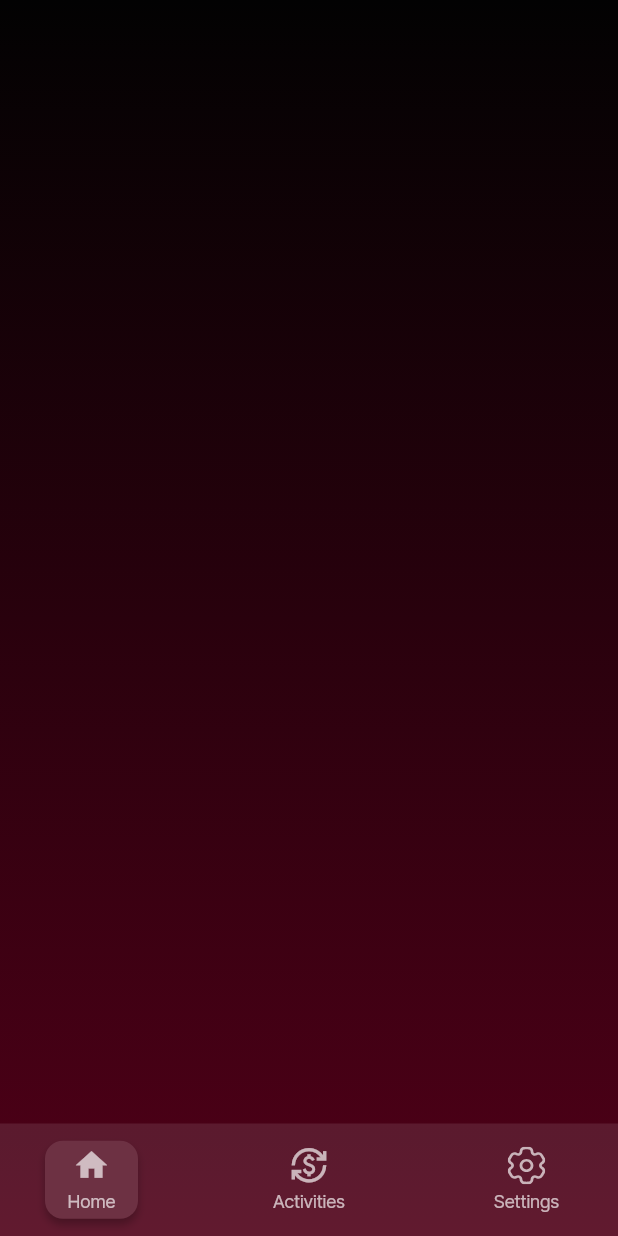
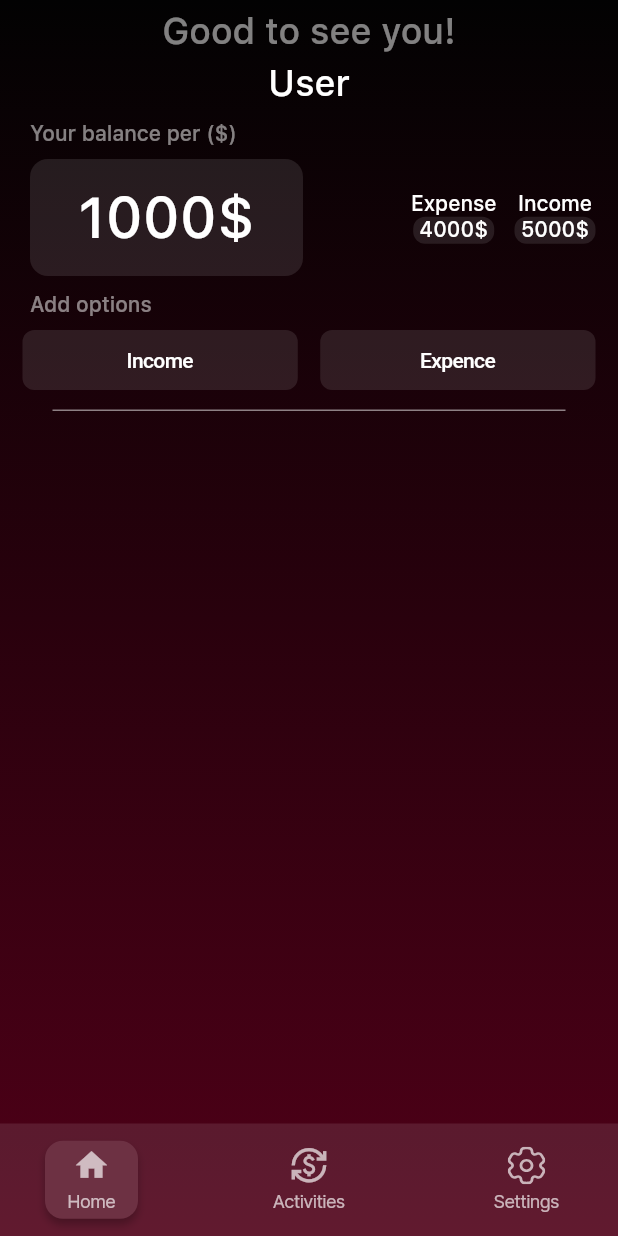
Before and after one commit to kent0505/project5, a Flutter app: the HomePage screen opened by its route, on a phone screen of 412 x 824 dp. Run offline on Flutter 3.47's test engine with Material 3 defaults, Android fonts, the phone set to English and light mode, and no system bars; our stand-ins replace flutter_bloc, flutter_svg, go_router, shared_preferences; accounts and stored records are empty.

Commit message:
half of home page

```diff
--- a/lib/core/utils.dart
+++ b/lib/core/utils.dart
@@ -5,6 +5,8 @@ import 'package:shared_preferences/shared_preferences.dart';
 bool onboarding = true;
 String userName = '';
 String userCurrency = '\$';
+int userExpence = 0;
+int userIncome = 0;
 
 Future<void> getData() async {
   final prefs = await SharedPreferences.getInstance();
@@ -12,10 +14,14 @@ Future<void> getData() async {
   onboarding = prefs.getBool('onboarding') ?? true;
   userName = prefs.getString('userName') ?? 'User';
   userCurrency = prefs.getString('userCurrency') ?? '\$';
+  userExpence = prefs.getInt('userExpence') ?? 4000;
+  userIncome = prefs.getInt('userIncome') ?? 5000;
 
   log(onboarding.toString());
   log(userName);
   log(userCurrency);
+  log(userExpence.toString());
+  log(userIncome.toString());
 }
 
 Future<void> saveUser(String name, String currency) async {
--- a/lib/features/home/pages/home_page.dart
+++ b/lib/features/home/pages/home_page.dart
@@ -1,11 +1,14 @@
+import 'package:flutter/cupertino.dart';
 import 'package:flutter/material.dart';
 import 'package:flutter_bloc/flutter_bloc.dart';
 
+import '../../../core/config/app_colors.dart';
+import '../../../core/utils.dart';
 import '../../../core/widgets/custom_scaffold.dart';
 import '../../activities/pages/activities_page.dart';
-import 'settings_page.dart';
 import '../bloc/home_bloc.dart';
 import '../widgets/nav_bar.dart';
+import 'settings_page.dart';
 
 class HomePage extends StatefulWidget {
   const HomePage({super.key});
@@ -49,50 +52,193 @@ class _HomePage extends StatelessWidget {
 
   @override
   Widget build(BuildContext context) {
-    return const Stack(
+    return Padding(
+      padding: const EdgeInsets.symmetric(horizontal: 15),
+      child: Center(
+        child: Column(
+          children: [
+            const SizedBox(height: 6),
+            Text(
+              'Good to see you!',
+              style: TextStyle(
+                color: AppColors.white50,
+                fontSize: 24,
+                fontWeight: FontWeight.w500,
+              ),
+            ),
+            const SizedBox(height: 6),
+            Text(
+              userName,
+              style: const TextStyle(
+                color: Colors.white,
+                fontSize: 24,
+                fontWeight: FontWeight.w500,
+              ),
+            ),
+            const SizedBox(height: 11),
+            Row(
+              children: [
+                const SizedBox(width: 5),
+                Text(
+                  'Your balance per ($userCurrency)',
+                  style: TextStyle(
+                    color: AppColors.white50,
+                    fontSize: 14,
+                    fontWeight: FontWeight.w500,
+                  ),
+                ),
+              ],
+            ),
+            const SizedBox(height: 8),
+            Row(
+              children: [
+                const SizedBox(width: 5),
+                Container(
+                  height: 78,
+                  width: 182,
+                  decoration: BoxDecoration(
+                    color: AppColors.card,
+                    borderRadius: BorderRadius.circular(12),
+                  ),
+                  child: Center(
+                    child: Text(
+                      '${userIncome - userExpence}$userCurrency',
+                      style: const TextStyle(
+                        color: Colors.white,
+                        fontSize: 38,
+                        fontWeight: FontWeight.w500,
+                      ),
+                    ),
+                  ),
+                ),
+                const Spacer(),
+                const _ExpenceIncomeData(
+                  expence: true,
+                  number: 4000,
+                ),
+                const SizedBox(width: 12),
+                const _ExpenceIncomeData(
+                  expence: false,
+                  number: 5000,
+                ),
+              ],
+            ),
+            const SizedBox(height: 11),
+            Row(
+              children: [
+                const SizedBox(width: 5),
+                Text(
+                  'Add options',
+                  style: TextStyle(
+                    color: AppColors.white50,
+                    fontSize: 14,
+                    fontWeight: FontWeight.w500,
+                  ),
+                ),
+              ],
+            ),
+            const SizedBox(height: 8),
+            Row(
+              children: [
+                _ExpenceIncomeAddButton(
+                  title: 'Income',
+                  onPressed: () {},
+                ),
+                const SizedBox(width: 15),
+                _ExpenceIncomeAddButton(
+                  title: 'Expence',
+                  onPressed: () {},
+                ),
+              ],
+            ),
+            const SizedBox(height: 13),
+            Container(
+              height: 1,
+              margin: const EdgeInsets.symmetric(horizontal: 20),
+              color: AppColors.white50,
+            ),
+          ],
+        ),
+      ),
+    );
+  }
+}
+
+class _ExpenceIncomeData extends StatelessWidget {
+  const _ExpenceIncomeData({
+    required this.expence,
+    required this.number,
+  });
+
+  final bool expence;
+  final int number;
+
+  @override
+  Widget build(BuildContext context) {
+    return Column(
       children: [
-        // BlocBuilder<MoneyBloc, MoneyState>(
-        //   builder: (context, state) {
-        //     if (state is MoneysLoadedState) {
-        //       if (state.transports.isEmpty) return const EmptyData();
-
-        //       return Padding(
-        //         padding: const EdgeInsets.only(bottom: 75),
-        //         child: ListView(
-        //           children: [
-        //             const SizedBox(height: 18),
-        //             const Center(
-        //               child: Text(
-        //                 'List of your water transports',
-        //                 style: TextStyle(
-        //                   color: Colors.white,
-        //                   fontSize: 15,
-        //                   fontWeight: FontWeight.w500,
-        //                 ),
-        //               ),
-        //             ),
-        //             const FirstCard(),
-        //             const SizedBox(height: 10),
-        //             ...List.generate(
-        //               state.transports.length,
-        //               (index) {
-        //                 return TransportCard(
-        //                   transport: state.transports[index],
-        //                   index: index,
-        //                 );
-        //               },
-        //             ),
-        //             const SizedBox(height: 106),
-        //           ],
-        //         ),
-        //       );
-        //     }
-
-        //     return Container();
-        //   },
-        // ),
-        // const AddNewButton(),
+        Text(
+          expence ? 'Expense' : 'Income',
+          style: const TextStyle(
+            color: Colors.white,
+            fontSize: 14,
+            fontWeight: FontWeight.w500,
+          ),
+        ),
+        Container(
+          height: 18,
+          width: 54,
+          decoration: BoxDecoration(
+            color: AppColors.card,
+            borderRadius: BorderRadius.circular(8),
+          ),
+          child: Center(
+            child: Text(
+              '$number$userCurrency',
+              style: const TextStyle(
+                color: Colors.white,
+                fontSize: 14,
+                fontWeight: FontWeight.w500,
+              ),
+            ),
+          ),
+        ),
       ],
     );
   }
 }
+
+class _ExpenceIncomeAddButton extends StatelessWidget {
+  const _ExpenceIncomeAddButton({
+    required this.title,
+    required this.onPressed,
+  });
+
+  final String title;
+  final void Function() onPressed;
+
+  @override
+  Widget build(BuildContext context) {
+    return Expanded(
+      child: Container(
+        height: 40,
+        decoration: BoxDecoration(
+          color: AppColors.card,
+          borderRadius: BorderRadius.circular(8),
+        ),
+        child: CupertinoButton(
+          onPressed: onPressed,
+          padding: EdgeInsets.zero,
+          child: Text(
+            title,
+            style: const TextStyle(
+              color: Colors.white,
+              fontSize: 14,
+              fontWeight: FontWeight.w500,
+            ),
+          ),
+        ),
+      ),
+    );
+  }
+}
--- a/lib/features/splash/user_page.dart
+++ b/lib/features/splash/user_page.dart
@@ -1,5 +1,6 @@
 import 'package:flutter/cupertino.dart';
 import 'package:flutter/material.dart';
+import 'package:flutter/services.dart';
 import 'package:go_router/go_router.dart';
 
 import '../../core/config/app_colors.dart';
@@ -331,6 +332,9 @@ class _YourVersionField extends StatelessWidget {
       child: TextField(
         controller: controller,
         textAlign: TextAlign.center,
+        inputFormatters: [
+          LengthLimitingTextInputFormatter(1),
+        ],
         textCapitalization: TextCapitalization.sentences,
         style: const TextStyle(
           color: Colors.white,
@@ -353,6 +357,7 @@ class _YourVersionField extends StatelessWidget {
           FocusManager.instance.primaryFocus?.unfocus();
         },
         onChanged: (value) {
+          controller.text = value;
           onChanged();
         },
       ),
```
